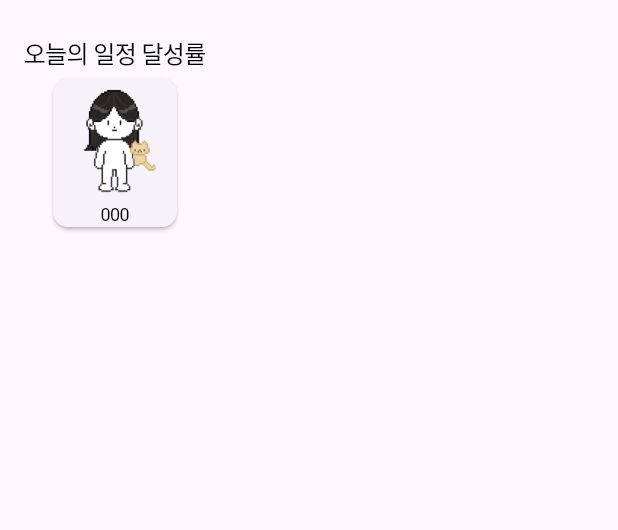
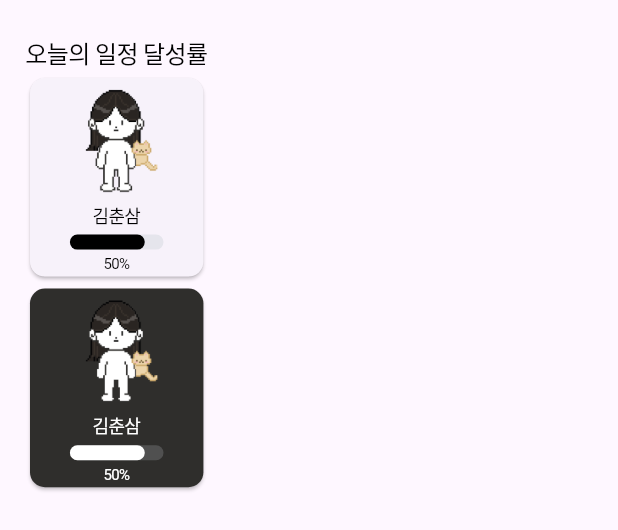
Before and after one commit to itsTimePlanear/planear, a Flutter app: the SocialScreen widget shown alone on an empty page, opened directly, on a phone screen of 412 x 824 dp. Shown: the top 530 px of the screen. Run offline on Flutter 3.47's test engine with Material 3 defaults, Android fonts, the phone set to English and light mode, and no system bars; drawn by our look-alikes of percent_indicator; our stand-ins replace carousel_slider, flutter_riverpod, flutter_secure_storage, flutter_svg, flutter_svg_provider, gap and 3 more; accounts and stored records are empty; network calls fail; Roboto replaces fonts that are missing (PretendardRegular, PretendardSemi).

Commit message:
폰트 추가, 소셜 아바타 카드

```diff
--- a/lib/screen/social_screen/social_screen.dart
+++ b/lib/screen/social_screen/social_screen.dart
@@ -1,7 +1,10 @@
 import 'package:flutter/material.dart';
 import 'package:flutter/src/widgets/framework.dart';
 import 'package:flutter_svg/svg.dart';
+import 'package:gap/gap.dart';
 import 'package:hooks_riverpod/hooks_riverpod.dart';
+import 'package:percent_indicator/linear_percent_indicator.dart';
+import 'package:planear/theme/colors.dart';
 import 'package:planear/theme/font_styles.dart';
 
 class SocialScreen extends ConsumerStatefulWidget{
@@ -24,7 +27,8 @@ class _SocialScreenState extends ConsumerState<SocialScreen>{
           child: Column(
             children: [
               Text("오늘의 일정 달성률", style: FontStyles.Schedule.copyWith(color: Colors.black)),
-              _avatarCardWidget("123", "000"),
+              _avatarCardWidget(true,"assets/icons/avatar2.png", "김춘삼", 50),
+              _avatarMyCardWidget(true,"assets/icons/avatar2.png", "김춘삼", 50),
             ],
           ))
       ],)
@@ -32,18 +36,75 @@ class _SocialScreenState extends ConsumerState<SocialScreen>{
 
   }
 
-  Widget _avatarCardWidget(String prictureUrl, String name,){
+  Widget _avatarCardWidget(bool mine,String prictureUrl, String name, int percent){
 
-    return Card(
+    return Container(
+      width: MediaQuery.sizeOf(context).width*0.3,
+      child: Card(
         shape: RoundedRectangleBorder(borderRadius: BorderRadius.circular(10)),
 
         child: Column(
           crossAxisAlignment: CrossAxisAlignment.center,
           children: [
            //Image.network(prictureUrl),
-         Image.asset("assets/icons/avatar2.png", width: MediaQuery.sizeOf(context).width*0.2, height: MediaQuery.sizeOf(context).height*0.1,),
-         Text(name, style: FontStyles.socialName.copyWith(color: Colors.black), )
+           Image.asset(prictureUrl, width: MediaQuery.sizeOf(context).width*0.2, height: MediaQuery.sizeOf(context).height*0.1,),
+           Text(name, style: FontStyles.socialName.copyWith(color: Colors.black), ),
+           Gap(5),
+           Center(
+            child: Container(
+              width: MediaQuery.of(context).size.width * 0.2,
+              child: LinearPercentIndicator(
+                animation: true,
+                lineHeight: 10.0,
+                animationDuration: 2500,
+                percent: 0.8,
+                barRadius: const Radius.circular(10),
+                progressColor: Colors.black,
+                backgroundColor: Color(0xffE5E5EC),
+              ),
+            ),
+          ),
+          Gap(2),
+          Text("$percent"+"%", style: FontStyles.scheduleSuccess.copyWith(color: Colors.black),)
+          ,Gap(2),
         ],),
+      ),
+    );
+  }
+
+  Widget _avatarMyCardWidget(bool mine,String prictureUrl, String name, int percent){
+
+    return Container(
+      width: MediaQuery.sizeOf(context).width*0.3,
+      child: Card(
+        shape: RoundedRectangleBorder(borderRadius: BorderRadius.circular(10)),
+        color: AppColors.main1,
+        child: Column(
+          crossAxisAlignment: CrossAxisAlignment.center,
+          children: [
+           //Image.network(prictureUrl),
+           Image.asset(prictureUrl, width: MediaQuery.sizeOf(context).width*0.2, height: MediaQuery.sizeOf(context).height*0.1,),
+           Text(name, style: FontStyles.socialName.copyWith(color: Colors.white), ),
+           Gap(5),
+           Center(
+            child: Container(
+              width: MediaQuery.of(context).size.width * 0.2,
+              child: LinearPercentIndicator(
+                animation: true,
+                lineHeight: 10.0,
+                animationDuration: 2500,
+                percent: 0.8,
+                barRadius: const Radius.circular(10),
+                progressColor: Colors.white,
+                backgroundColor: AppColors.main2,
+              ),
+            ),
+          ),
+          Gap(2),
+          Text("$percent"+"%", style: FontStyles.scheduleSuccess.copyWith(color: Colors.white),)
+          ,Gap(2),
+        ],),
+      ),
     );
   }
 
--- a/lib/theme/font_styles.dart
+++ b/lib/theme/font_styles.dart
@@ -79,4 +79,10 @@ class FontStyles {
       letterSpacing: -0.432,
       fontFamily : 'PretendardRegular');
 
+      static const scheduleSuccess = TextStyle(
+      fontSize: 10,
+      //height: 48,
+      letterSpacing: -0.432,
+      fontFamily : 'PretendardRegular');
+
 }
```
Also changed, not shown: pubspec.lock. Lines whose indentation alone changed are shown as unchanged.
